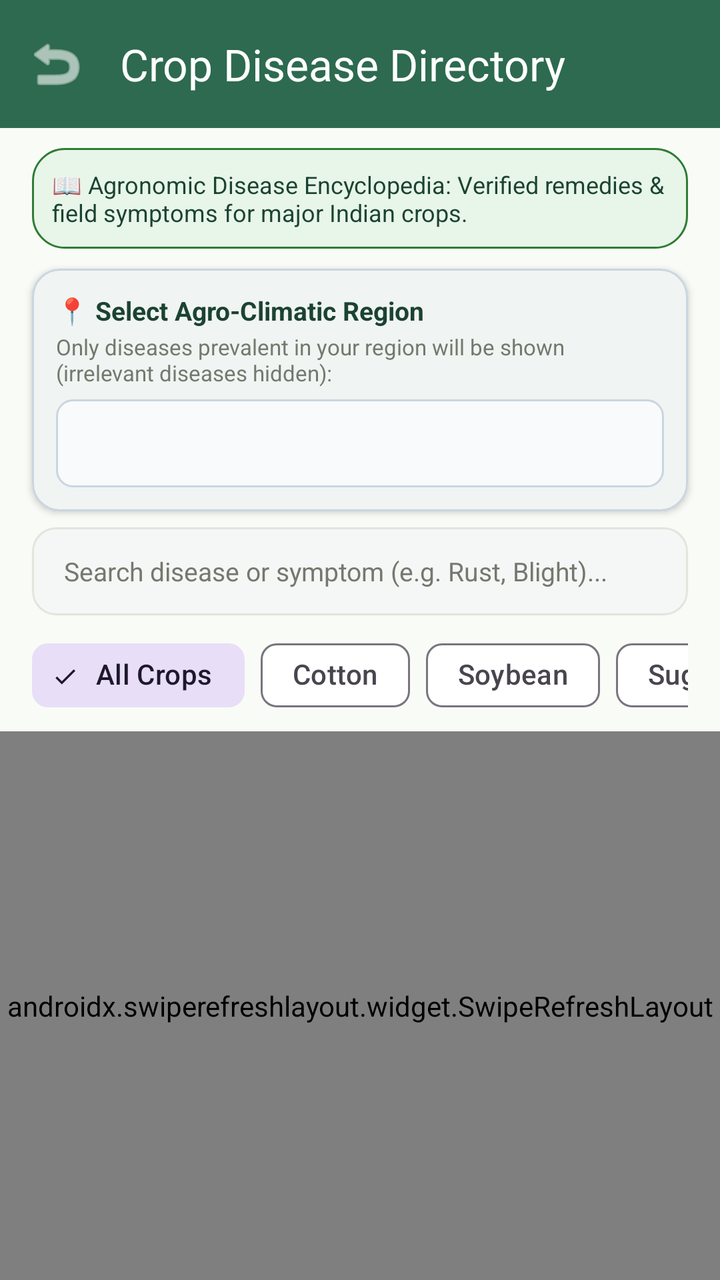
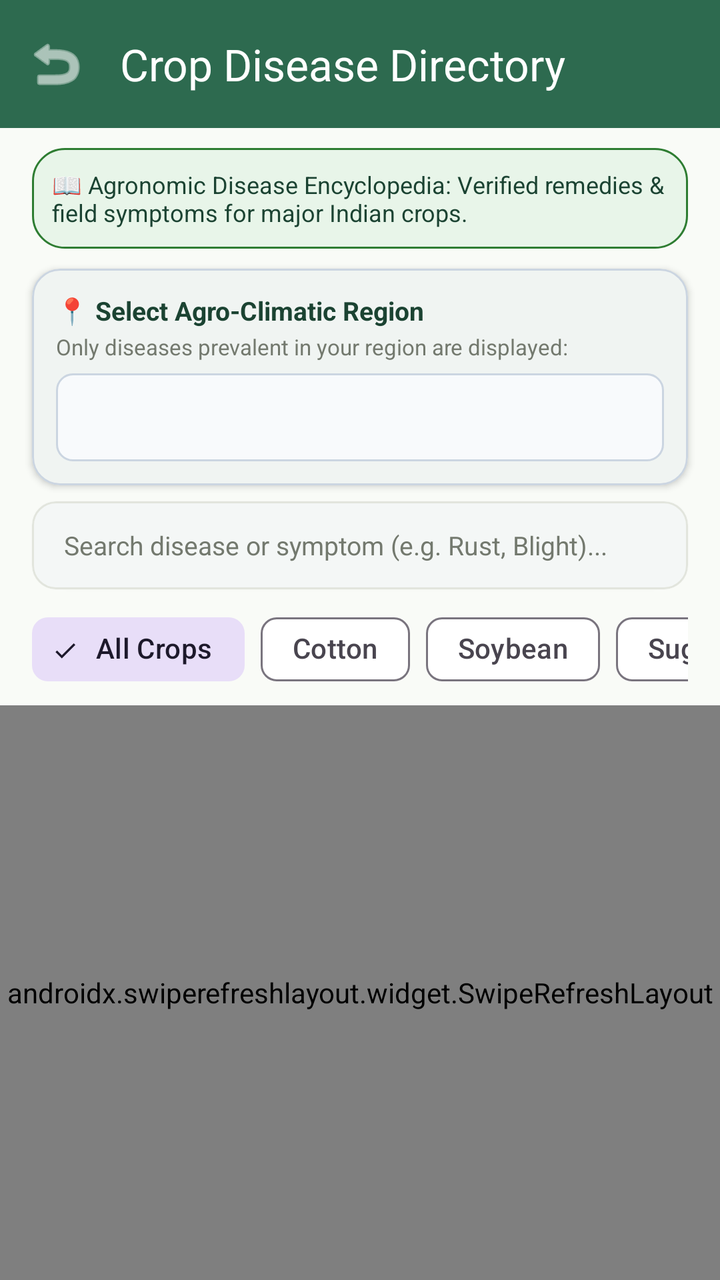

Before-and-after screenshots of an Android layout around one commit, followed by the original layout XML and the change that was made.
<!-- AndroidManifest.xml: application theme Theme.AgroSmart -->
<!-- res/layout/activity_crop_disease.xml -->
<?xml version="1.0" encoding="utf-8"?>
<androidx.coordinatorlayout.widget.CoordinatorLayout
    xmlns:android="http://schemas.android.com/apk/res/android"
    xmlns:app="http://schemas.android.com/apk/res-auto"
    android:layout_width="match_parent"
    android:layout_height="match_parent"
    android:background="@color/bg_warm_cream">

    <com.google.android.material.appbar.AppBarLayout
        android:layout_width="match_parent"
        android:layout_height="wrap_content"
        android:background="@color/forest_green_primary">

        <com.google.android.material.appbar.MaterialToolbar
            android:id="@+id/toolbarDisease"
            android:layout_width="match_parent"
            android:layout_height="?attr/actionBarSize"
            app:title="Crop Disease Directory"
            app:titleTextColor="@color/white"
            app:navigationIcon="@android:drawable/ic_menu_revert"
            app:navigationIconTint="@color/white" />
    </com.google.android.material.appbar.AppBarLayout>

    <LinearLayout
        android:layout_width="match_parent"
        android:layout_height="match_parent"
        android:orientation="vertical"
        app:layout_behavior="@string/appbar_scrolling_view_behavior">

        
        <TextView
            android:layout_width="match_parent"
            android:layout_height="wrap_content"
            android:background="@drawable/bg_trend_up"
            android:layout_marginStart="16dp"
            android:layout_marginEnd="16dp"
            android:layout_marginTop="10dp"
            android:padding="10dp"
            android:text="📖 Agronomic Disease Encyclopedia: Verified remedies &amp; field symptoms for major Indian crops."
            android:textSize="12sp"
            android:textColor="@color/forest_green_dark" />

        
        <com.google.android.material.card.MaterialCardView
            android:layout_width="match_parent"
            android:layout_height="wrap_content"
            android:layout_marginStart="16dp"
            android:layout_marginEnd="16dp"
            android:layout_marginTop="10dp"
            app:cardCornerRadius="14dp"
            app:cardElevation="2dp"
            app:strokeWidth="1dp"
            app:strokeColor="#CBD5E1"
            app:cardBackgroundColor="@color/white">

            <LinearLayout
                android:layout_width="match_parent"
                android:layout_height="wrap_content"
                android:orientation="vertical"
                android:padding="12dp">

                <TextView
                    android:layout_width="wrap_content"
                    android:layout_height="wrap_content"
                    android:text="📍 Select Agro-Climatic Region"
                    android:textSize="13sp"
                    android:textStyle="bold"
                    android:textColor="@color/forest_green_dark" />

                <TextView
                    android:layout_width="wrap_content"
                    android:layout_height="wrap_content"
                    android:layout_marginTop="2dp"
                    android:text="Only diseases prevalent in your region will be shown (irrelevant diseases hidden):"
                    android:textSize="11sp"
                    android:textColor="@color/text_muted" />

                <Spinner
                    android:id="@+id/spnDiseaseRegion"
                    android:layout_width="match_parent"
                    android:layout_height="44dp"
                    android:layout_marginTop="6dp"
                    android:background="@drawable/bg_spinner_border" />
            </LinearLayout>
        </com.google.android.material.card.MaterialCardView>

        
        <com.google.android.material.card.MaterialCardView
            android:layout_width="match_parent"
            android:layout_height="wrap_content"
            android:layout_marginStart="16dp"
            android:layout_marginEnd="16dp"
            android:layout_marginTop="8dp"
            app:cardCornerRadius="12dp"
            app:cardElevation="1dp"
            app:strokeWidth="1dp"
            app:strokeColor="@color/divider_line">

            <EditText
                android:id="@+id/etSearchDisease"
                android:layout_width="match_parent"
                android:layout_height="44dp"
                android:background="@null"
                android:hint="Search disease or symptom (e.g. Rust, Blight)..."
                android:paddingStart="16dp"
                android:paddingEnd="16dp"
                android:textSize="13sp"
                android:textColor="@color/text_primary"
                android:textColorHint="@color/text_muted"
                android:inputType="text" />
        </com.google.android.material.card.MaterialCardView>

        
        <HorizontalScrollView
            android:layout_width="match_parent"
            android:layout_height="wrap_content"
            android:scrollbars="none"
            android:paddingStart="16dp"
            android:paddingEnd="16dp"
            android:layout_marginTop="6dp">

            <com.google.android.material.chip.ChipGroup
                android:id="@+id/chipGroupCropFilter"
                android:layout_width="wrap_content"
                android:layout_height="wrap_content"
                app:singleSelection="true">

                <com.google.android.material.chip.Chip
                    android:id="@+id/chipAllCropsD"
                    style="@style/Widget.Material3.Chip.Filter"
                    android:layout_width="wrap_content"
                    android:layout_height="wrap_content"
                    android:checked="true"
                    android:text="All Crops" />

                <com.google.android.material.chip.Chip
                    android:id="@+id/chipCottonD"
                    style="@style/Widget.Material3.Chip.Filter"
                    android:layout_width="wrap_content"
                    android:layout_height="wrap_content"
                    android:text="Cotton" />

                <com.google.android.material.chip.Chip
                    android:id="@+id/chipSoybeanD"
                    style="@style/Widget.Material3.Chip.Filter"
                    android:layout_width="wrap_content"
                    android:layout_height="wrap_content"
                    android:text="Soybean" />

                <com.google.android.material.chip.Chip
                    android:id="@+id/chipSugarcaneD"
                    style="@style/Widget.Material3.Chip.Filter"
                    android:layout_width="wrap_content"
                    android:layout_height="wrap_content"
                    android:text="Sugarcane" />

                <com.google.android.material.chip.Chip
                    android:id="@+id/chipOnionD"
                    style="@style/Widget.Material3.Chip.Filter"
                    android:layout_width="wrap_content"
                    android:layout_height="wrap_content"
                    android:text="Onion" />

                <com.google.android.material.chip.Chip
                    android:id="@+id/chipPomegranateD"
                    style="@style/Widget.Material3.Chip.Filter"
                    android:layout_width="wrap_content"
                    android:layout_height="wrap_content"
                    android:text="Pomegranate" />

                <com.google.android.material.chip.Chip
                    android:id="@+id/chipRiceD"
                    style="@style/Widget.Material3.Chip.Filter"
                    android:layout_width="wrap_content"
                    android:layout_height="wrap_content"
                    android:text="Rice" />

                <com.google.android.material.chip.Chip
                    android:id="@+id/chipWheatD"
                    style="@style/Widget.Material3.Chip.Filter"
                    android:layout_width="wrap_content"
                    android:layout_height="wrap_content"
                    android:text="Wheat" />

                <com.google.android.material.chip.Chip
                    android:id="@+id/chipTurD"
                    style="@style/Widget.Material3.Chip.Filter"
                    android:layout_width="wrap_content"
                    android:layout_height="wrap_content"
                    android:text="Pigeonpea" />

                <com.google.android.material.chip.Chip
                    android:id="@+id/chipTomatoD"
                    style="@style/Widget.Material3.Chip.Filter"
                    android:layout_width="wrap_content"
                    android:layout_height="wrap_content"
                    android:text="Tomato" />
            </com.google.android.material.chip.ChipGroup>
        </HorizontalScrollView>

        <androidx.swiperefreshlayout.widget.SwipeRefreshLayout
            android:id="@+id/swipeRefreshDisease"
            android:layout_width="match_parent"
            android:layout_height="match_parent"
            android:layout_marginTop="4dp">

            <FrameLayout
                android:layout_width="match_parent"
                android:layout_height="match_parent">

                <androidx.recyclerview.widget.RecyclerView
                    android:id="@+id/rvCropDiseases"
                    android:layout_width="match_parent"
                    android:layout_height="match_parent"
                    android:clipToPadding="false"
                    android:paddingBottom="16dp" />

                <TextView
                    android:id="@+id/tvEmptyDisease"
                    android:layout_width="wrap_content"
                    android:layout_height="wrap_content"
                    android:layout_gravity="center"
                    android:gravity="center"
                    android:text="No disease entries matched your region/crop filter."
                    android:textColor="@color/text_muted"
                    android:textSize="14sp"
                    android:visibility="gone" />
            </FrameLayout>
        </androidx.swiperefreshlayout.widget.SwipeRefreshLayout>
    </LinearLayout>
</androidx.coordinatorlayout.widget.CoordinatorLayout>
<!-- resources referenced by this layout -->
<resources>
  <color name="bg_warm_cream">#F9FBF7</color>
  <color name="divider_line">#E2E5DD</color>
  <color name="forest_green_dark">#1B4332</color>
  <color name="forest_green_primary">#2D6A4F</color>
  <color name="text_muted">#73796E</color>
  <color name="text_primary">#1A1C19</color>
  <color name="white">#FFFFFF</color>
  <!-- drawable bg_spinner_border (drawable) -->
  <?xml version="1.0" encoding="utf-8"?>
  <shape xmlns:android="http://schemas.android.com/apk/res/android"
      android:shape="rectangle">
      <corners android:radius="8dp" />
      <solid android:color="#F8FAFC" />
      <stroke
          android:width="1dp"
          android:color="#CBD5E1" />
      <padding
          android:left="10dp"
          android:top="4dp"
          android:right="10dp"
          android:bottom="4dp" />
  </shape>
  <!-- drawable bg_trend_up (drawable) -->
  <?xml version="1.0" encoding="utf-8"?>
  <shape xmlns:android="http://schemas.android.com/apk/res/android"
      android:shape="rectangle">
      <solid android:color="#E8F5E9" />
      <corners android:radius="16dp" />
      <stroke android:width="1dp" android:color="#2E7D32" />
  </shape>
  <style name="Theme.AgroSmart" parent="Theme.Material3.DayNight.NoActionBar">
          
          <item name="colorPrimary">@color/forest_green_primary</item>
          <item name="colorPrimaryVariant">@color/forest_green_dark</item>
          <item name="colorOnPrimary">@color/white</item>
          <item name="colorSecondary">@color/leaf_green</item>
          <item name="colorSecondaryVariant">@color/forest_green_light</item>
          <item name="colorOnSecondary">@color/white</item>
  
          
          <item name="android:windowBackground">@color/bg_warm_cream</item>
          <item name="colorSurface">@color/bg_card_surface</item>
          <item name="colorOnSurface">@color/text_primary</item>
  
          
          <item name="android:statusBarColor">@color/forest_green_dark</item>
          <item name="android:windowLightStatusBar">false</item>
          <item name="android:navigationBarColor">@color/white</item>
          <item name="android:windowLightNavigationBar">true</item>
      </style>
  <color name="leaf_green">#52B788</color>
  <color name="forest_green_light">#40916C</color>
  <color name="bg_card_surface">#FFFFFF</color>
</resources>

<!-- the commit's change to res/layout/activity_crop_disease.xml (unified diff, before → after) -->
@@ -71,7 +71,7 @@
                     android:layout_width="wrap_content"
                     android:layout_height="wrap_content"
                     android:layout_marginTop="2dp"
-                    android:text="Only diseases prevalent in your region will be shown (irrelevant diseases hidden):"
+                    android:text="@string/region_disease_note"
                     android:textSize="11sp"
                     android:textColor="@color/text_muted" />
 
@@ -131,70 +131,70 @@
                     android:layout_width="wrap_content"
                     android:layout_height="wrap_content"
                     android:checked="true"
-                    android:text="All Crops" />
+                    android:text="@string/all_crops" />
 
                 <com.google.android.material.chip.Chip
                     android:id="@+id/chipCottonD"
                     style="@style/Widget.Material3.Chip.Filter"
                     android:layout_width="wrap_content"
                     android:layout_height="wrap_content"
-                    android:text="Cotton" />
+                    android:text="@string/crop_cotton" />
 
                 <com.google.android.material.chip.Chip
                     android:id="@+id/chipSoybeanD"
                     style="@style/Widget.Material3.Chip.Filter"
                     android:layout_width="wrap_content"
                     android:layout_height="wrap_content"
-                    android:text="Soybean" />
+                    android:text="@string/crop_soybean" />
 
                 <com.google.android.material.chip.Chip
                     android:id="@+id/chipSugarcaneD"
                     style="@style/Widget.Material3.Chip.Filter"
                     android:layout_width="wrap_content"
                     android:layout_height="wrap_content"
-                    android:text="Sugarcane" />
+                    android:text="@string/crop_sugarcane" />
 
                 <com.google.android.material.chip.Chip
                     android:id="@+id/chipOnionD"
                     style="@style/Widget.Material3.Chip.Filter"
                     android:layout_width="wrap_content"
                     android:layout_height="wrap_content"
-                    android:text="Onion" />
+                    android:text="@string/crop_onion" />
 
                 <com.google.android.material.chip.Chip
                     android:id="@+id/chipPomegranateD"
                     style="@style/Widget.Material3.Chip.Filter"
                     android:layout_width="wrap_content"
                     android:layout_height="wrap_content"
-                    android:text="Pomegranate" />
+                    android:text="@string/crop_pomegranate" />
 
                 <com.google.android.material.chip.Chip
                     android:id="@+id/chipRiceD"
                     style="@style/Widget.Material3.Chip.Filter"
                     android:layout_width="wrap_content"
                     android:layout_height="wrap_content"
-                    android:text="Rice" />
+                    android:text="@string/crop_rice" />
 
                 <com.google.android.material.chip.Chip
                     android:id="@+id/chipWheatD"
                     style="@style/Widget.Material3.Chip.Filter"
                     android:layout_width="wrap_content"
                     android:layout_height="wrap_content"
-                    android:text="Wheat" />
+                    android:text="@string/crop_wheat" />
 
                 <com.google.android.material.chip.Chip
                     android:id="@+id/chipTurD"
                     style="@style/Widget.Material3.Chip.Filter"
                     android:layout_width="wrap_content"
                     android:layout_height="wrap_content"
-                    android:text="Pigeonpea" />
+                    android:text="@string/crop_pigeonpea" />
 
                 <com.google.android.material.chip.Chip
                     android:id="@+id/chipTomatoD"
                     style="@style/Widget.Material3.Chip.Filter"
                     android:layout_width="wrap_content"
                     android:layout_height="wrap_content"
-                    android:text="Tomato" />
+                    android:text="@string/crop_tomato" />
             </com.google.android.material.chip.ChipGroup>
         </HorizontalScrollView>
 
@@ -221,7 +221,7 @@
                     android:layout_height="wrap_content"
                     android:layout_gravity="center"
                     android:gravity="center"
-                    android:text="No disease entries matched your region/crop filter."
+                    android:text="@string/no_disease_matched"
                     android:textColor="@color/text_muted"
                     android:textSize="14sp"
                     android:visibility="gone" />
<!-- resource entries referenced after the edit -->
@@ -30,6 +30,18 @@
       <corners android:radius="16dp" />
       <stroke android:width="1dp" android:color="#2E7D32" />
   </shape>
+  <string name="all_crops">All Crops</string>
+  <string name="crop_cotton">Cotton</string>
+  <string name="crop_onion">Onion</string>
+  <string name="crop_pigeonpea">Pigeonpea (Tur)</string>
+  <string name="crop_pomegranate">Pomegranate</string>
+  <string name="crop_rice">Rice</string>
+  <string name="crop_soybean">Soybean</string>
+  <string name="crop_sugarcane">Sugarcane</string>
+  <string name="crop_tomato">Tomato</string>
+  <string name="crop_wheat">Wheat</string>
+  <string name="no_disease_matched">No disease entries matched your region/crop filter.</string>
+  <string name="region_disease_note">Only diseases prevalent in your region are displayed:</string>
   <style name="Theme.AgroSmart" parent="Theme.Material3.DayNight.NoActionBar">
           
           <item name="colorPrimary">@color/forest_green_primary</item>
